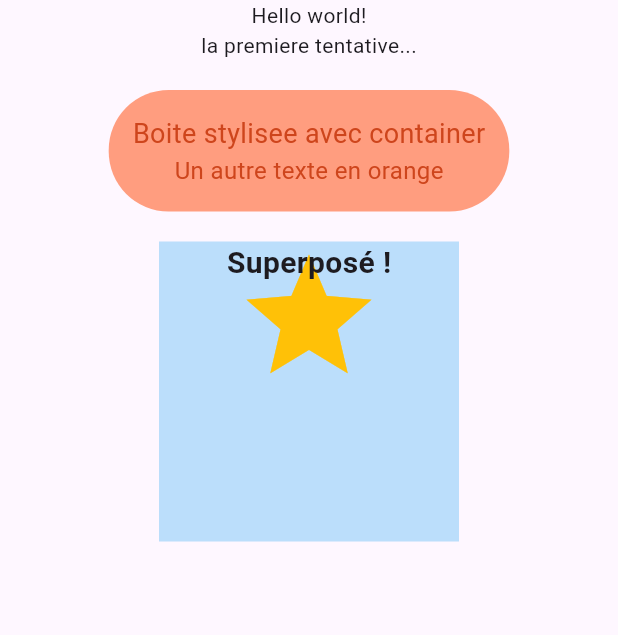
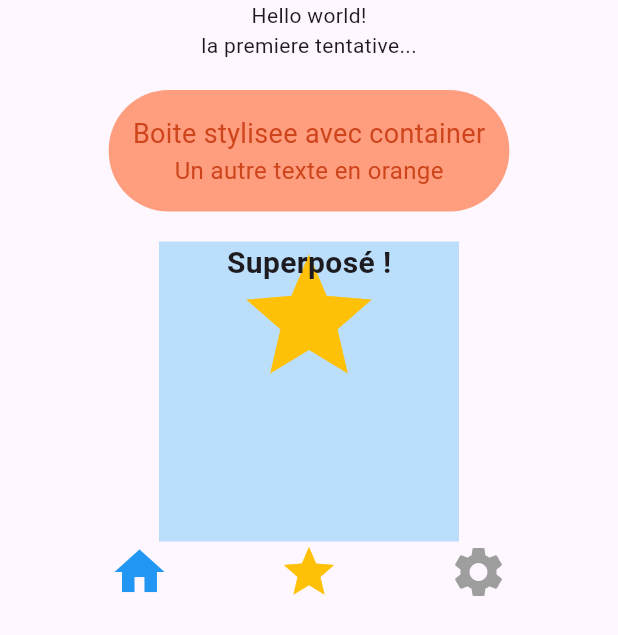
Before and after one commit to zakariadjellouli/flutter_app_widgets_base, a Flutter app: the screen it shows after launch, on a phone screen of 412 x 824 dp. Shown: the top 635 px of the screen. Run offline on Flutter 3.47's test engine with Material 3 defaults, Android fonts, the phone set to English and light mode, and no system bars.

Commit message:
Etape 5 : question 1 - ajouter une ROW avec 3 icons

```diff
--- a/lib/main.dart
+++ b/lib/main.dart
@@ -53,6 +53,15 @@
                   ),
                 ],
               ),
+              Row(
+                mainAxisAlignment: MainAxisAlignment.spaceEvenly,
+                crossAxisAlignment: CrossAxisAlignment.center,
+                children: [
+                  Icon(Icons.home, color: Colors.blue, size: 40),
+                  Icon(Icons.star, color: Colors.amber, size: 40),
+                  Icon(Icons.settings, color: Colors.grey, size: 40),
+                ],
+              ),
             ],
           ),
         ),
```
